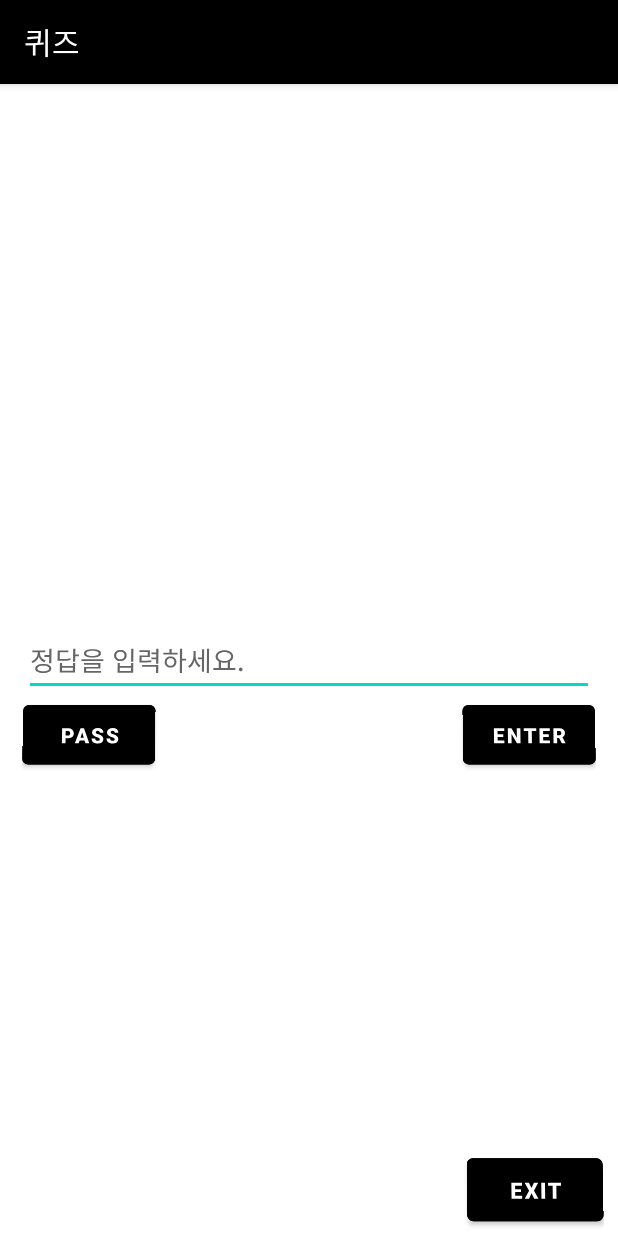
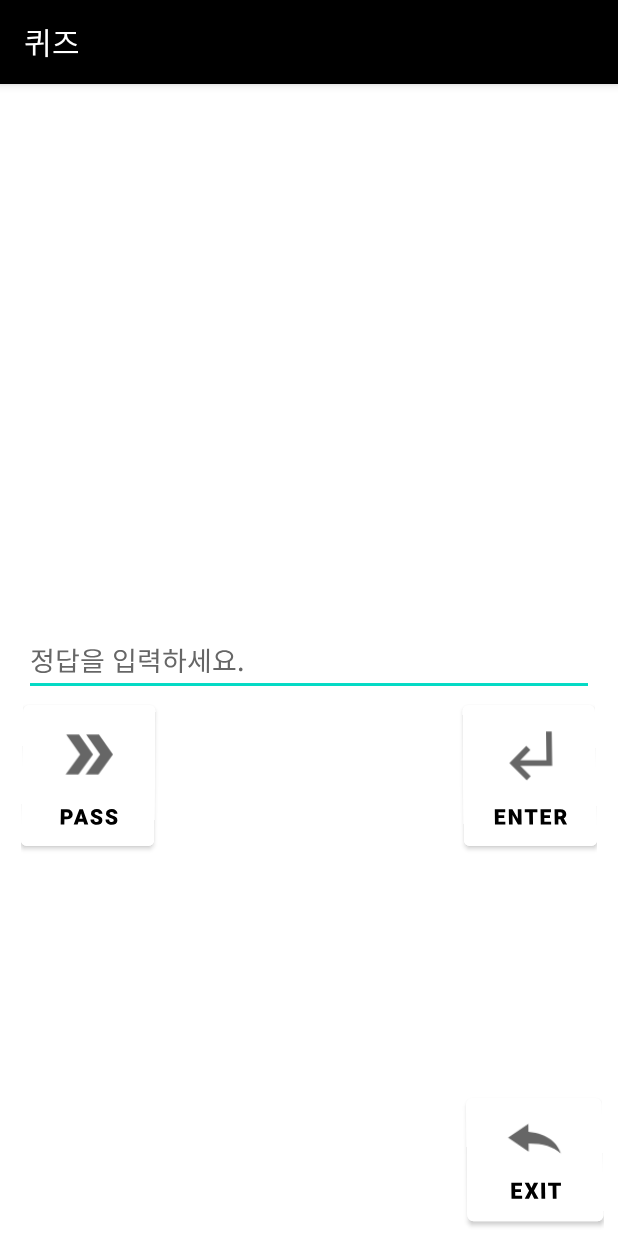
Before and after one commit to Kim0914/SWordCard, an Android app: the QuizActivity screen opened directly, with no data from a screen before it, on a phone screen of 412 x 824 dp. Run offline under Robolectric (Android 15) with nearby library versions, the phone set to English and light mode, and no system bars.

Commit message:
버튼 아이콘 수정

```diff
--- /dev/null
+++ b/app/src/main/res/drawable/ic_baseline_double_arrow_24.xml
@@ -0,0 +1,13 @@
+<vector xmlns:android="http://schemas.android.com/apk/res/android"
+    android:width="45dp"
+    android:height="45dp"
+    android:viewportWidth="24"
+    android:viewportHeight="24"
+    android:tint="?attr/colorControlNormal">
+  <path
+      android:fillColor="@android:color/white"
+      android:pathData="M15.5,5l-4.5,0l5,7l-5,7l4.5,0l5,-7z"/>
+  <path
+      android:fillColor="@android:color/white"
+      android:pathData="M8.5,5l-4.5,0l5,7l-5,7l4.5,0l5,-7z"/>
+</vector>
--- /dev/null
+++ b/app/src/main/res/drawable/ic_baseline_reply_24.xml
@@ -0,0 +1,10 @@
+<vector xmlns:android="http://schemas.android.com/apk/res/android"
+    android:width="45dp"
+    android:height="30dp"
+    android:viewportWidth="24"
+    android:viewportHeight="24"
+    android:tint="?attr/colorControlNormal">
+  <path
+      android:fillColor="@android:color/white"
+      android:pathData="M10,9V5l-7,7 7,7v-4.1c5,0 8.5,1.6 11,5.1 -1,-5 -4,-10 -11,-11z"/>
+</vector>
--- /dev/null
+++ b/app/src/main/res/drawable/ic_baseline_subdirectory_arrow_left_24.xml
@@ -0,0 +1,10 @@
+<vector xmlns:android="http://schemas.android.com/apk/res/android"
+    android:width="45dp"
+    android:height="45dp"
+    android:viewportWidth="24"
+    android:viewportHeight="24"
+    android:tint="?attr/colorControlNormal">
+  <path
+      android:fillColor="@android:color/white"
+      android:pathData="M11,9l1.42,1.42L8.83,14H18V4h2v12H8.83l3.59,3.58L11,21l-6,-6 6,-6z"/>
+</vector>
--- a/app/src/main/res/layout/activity_main.xml
+++ b/app/src/main/res/layout/activity_main.xml
@@ -39,6 +39,9 @@
         android:layout_marginTop="60dp"
         android:layout_marginEnd="40dp"
         android:text="ADD"
+        android:drawableTop="@drawable/ic_baseline_add_24"
+        android:backgroundTint="@color/white"
+        android:textColor="@color/black"
         app:layout_constraintEnd_toEndOf="parent"
         app:layout_constraintTop_toBottomOf="@+id/meanedit"
         android:textStyle="bold"
--- a/app/src/main/res/layout/activity_quiz.xml
+++ b/app/src/main/res/layout/activity_quiz.xml
@@ -41,9 +41,11 @@
             android:layout_height="wrap_content"
             android:layout_below="@+id/edit_answer"
             android:layout_alignRight="@+id/edit_answer"
+            android:drawableTop="@drawable/ic_baseline_subdirectory_arrow_left_24"
+            android:backgroundTint="@color/white"
+            android:textColor="@color/black"
             android:padding="10dp"
             android:text="Enter"
-            android:backgroundTint="@color/black"
             android:textStyle="bold"
             />
 
@@ -53,21 +55,24 @@
             android:layout_height="wrap_content"
             android:layout_below="@+id/edit_answer"
             android:layout_alignLeft="@+id/edit_answer"
+            android:backgroundTint="@color/white"
+            android:drawableTop="@drawable/ic_baseline_double_arrow_24"
             android:padding="10dp"
             android:text="PASS"
-            android:backgroundTint="@color/black"
-            android:textStyle="bold"
-            />
+            android:textColor="@color/black"
+            android:textStyle="bold" />
 
         <Button
             android:id="@+id/btn_Exit"
             android:layout_width="wrap_content"
             android:layout_height="wrap_content"
             android:text="Exit"
+            android:drawableTop="@drawable/ic_baseline_reply_24"
+            android:backgroundTint="@color/white"
+            android:textColor="@color/black"
             android:padding="10dp"
             android:layout_alignLeft="@+id/btn_Enter"
             android:layout_alignParentBottom="true"
-            android:backgroundTint="@color/black"
             android:textStyle="bold"
             />
 
```
Also changed, not shown: app/src/main/res/drawable/corgbtn.xml (added, +7 -0 lines), app/src/main/res/drawable/ic_baseline_add_24.xml (added, +10 -0 lines), app/src/main/res/drawable/ic_baseline_volume_up_24.xml (added, +10 -0 lines), app/src/main/res/drawable/ic_outline_cloud_upload_24.xml (added, +10 -0 lines), app/src/main/res/layout/activity_crop.xml (+10 -1 lines), app/src/main/res/layout/activity_wordlist.xml (+9 -3 lines), app/src/main/res/drawable/corg.png (added).
